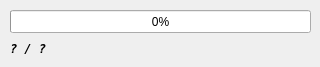
The window that ui/progress.ui (vitiacat/ModrinthBrowser) describes before a commit, drawn with Qt 5.
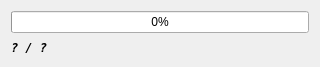
The same window after the commit.

Diff of the .ui file:
```diff
--- a/ui/progress.ui
+++ b/ui/progress.ui
@@ -25,28 +25,16 @@
   <property name="modal">
    <bool>true</bool>
   </property>
+  <layout class="QGridLayout" name="gridLayout">
+   <item row="0" column="0">
   <widget class="QProgressBar" name="progressBar">
-   <property name="geometry">
-    <rect>
-     <x>10</x>
-     <y>10</y>
-     <width>301</width>
-     <height>23</height>
-    </rect>
-   </property>
    <property name="value">
     <number>0</number>
    </property>
   </widget>
+   </item>
+   <item row="1" column="0">
   <widget class="QLabel" name="progressLabel">
-   <property name="geometry">
-    <rect>
-     <x>10</x>
-     <y>40</y>
-     <width>291</width>
-     <height>16</height>
-    </rect>
-   </property>
    <property name="font">
     <font>
      <family>DejaVu Sans Mono</family>
@@ -59,6 +47,8 @@
     <string>? / ?</string>
    </property>
   </widget>
+   </item>
+  </layout>
  </widget>
  <resources/>
  <connections/>
```
Left out of the diff: 2 changed lines with no effect on the pictures. Lines whose indentation alone changed are shown as unchanged.
